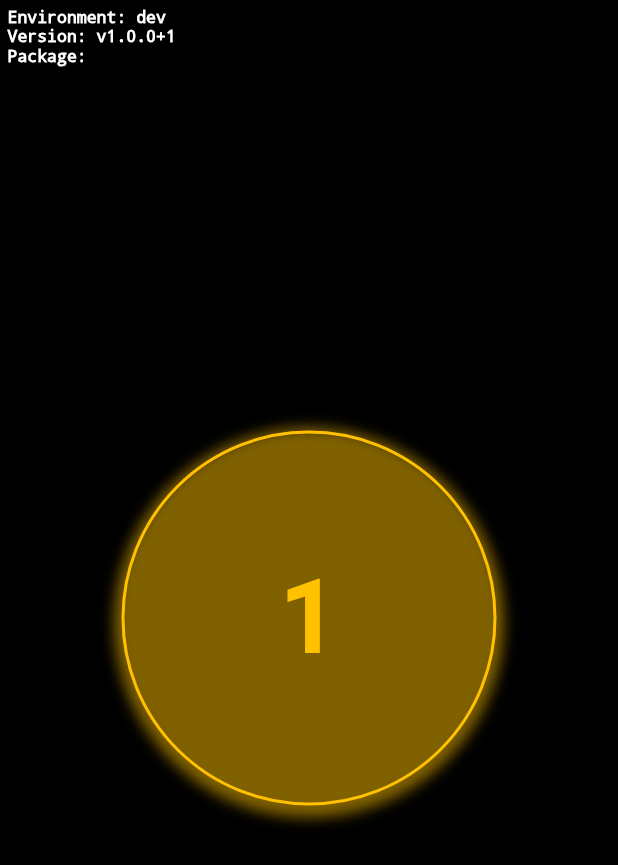
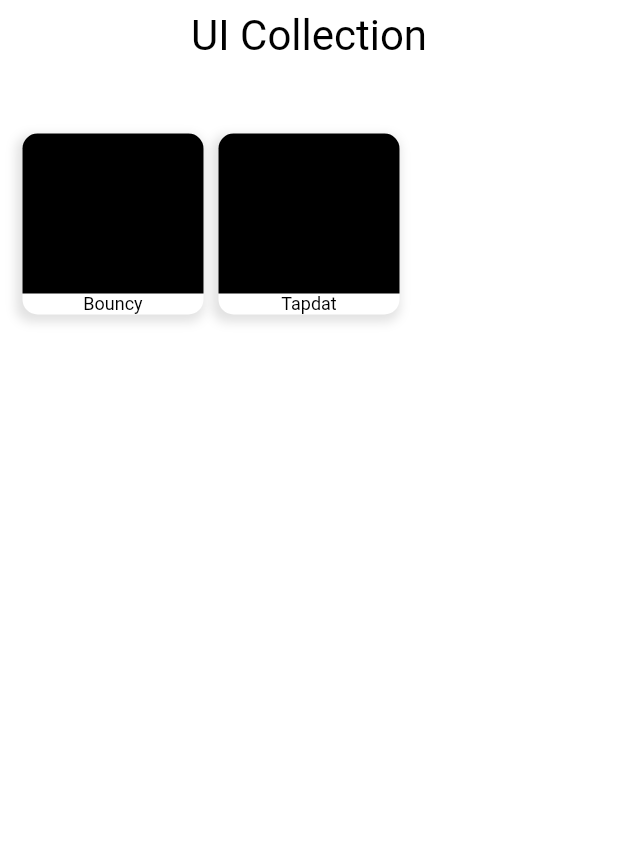
Before and after one commit to dotlenter/UI-Collection, a Flutter app: the screen it shows after launch, on a phone screen of 412 x 824 dp. Shown: the top 865 px of the screen. Run offline on Flutter 3.47's test engine with Material 2 defaults, Android fonts, the phone set to English and light mode, and no system bars; our stand-ins replace font_awesome_flutter, get_it, google_fonts, injectable, package_info, shared_preferences; Roboto replaces fonts that are missing (Staatliches).

Commit message:
Initial commit

```diff
--- a/lib/main.dart
+++ b/lib/main.dart
@@ -3,8 +3,8 @@ import 'package:flutter/services.dart';
 import 'package:get_it/get_it.dart';
 
 import 'app_config.dart';
-import 'modules/tap/pages/tap_page.dart';
-import 'widgets/debug_banner/debug_banner.dart';
+import 'modules/collection/pages/collection_page.dart';
+import 'widget/debug_banner/debug_banner.dart';
 
 class App extends StatefulWidget {
   const App({Key? key}) : super(key: key);
@@ -23,7 +23,7 @@ class _AppState extends State<App> {
       builder: (context, snapshot) {
         return MaterialApp(
           debugShowCheckedModeBanner: false,
-          home: const TapPage(),
+          home: const CollectionPage(),
           theme: ThemeData(
             primarySwatch: Colors.blue,
             visualDensity: VisualDensity.adaptivePlatformDensity,
@@ -51,8 +51,8 @@ class _AppState extends State<App> {
 
   Widget _buildDebugBanner(BuildContext context) {
     return const Positioned(
-      top: 5,
       left: 5,
+      bottom: 5,
       child: SafeArea(
         child: DebugBanner(),
       ),
--- /dev/null
+++ b/lib/modules/collection/pages/collection_page.dart
@@ -0,0 +1,151 @@
+import 'package:flutter/material.dart';
+import 'package:google_fonts/google_fonts.dart';
+import 'package:ui_collection/modules/tap/pages/tap_page.dart';
+import 'package:ui_collection/widget/bouncy/bouncy.dart';
+
+import '../../../widget/app_bar/common_app_bar.dart';
+
+class CollectionPage extends StatelessWidget {
+  const CollectionPage({Key? key}) : super(key: key);
+
+  @override
+  Widget build(BuildContext context) {
+    return Scaffold(
+      backgroundColor: Colors.white,
+      appBar: const CommonAppBar(
+        pageTitle: 'UI Collection',
+        centeredTitle: true,
+      ),
+      body: Column(
+        children: [
+          const SizedBox(height: 35),
+          Expanded(
+            child: GridView.count(
+              padding: const EdgeInsets.only(
+                left: 15,
+                right: 15,
+                top: 10,
+              ),
+              crossAxisCount: 3,
+              mainAxisSpacing: 10,
+              crossAxisSpacing: 10,
+              children: [
+                Bouncy(
+                  duration: const Duration(
+                    milliseconds: 100,
+                  ),
+                  onPressed: () {},
+                  child: Container(
+                    decoration: BoxDecoration(
+                      color: Colors.white,
+                      borderRadius: BorderRadius.circular(10),
+                      boxShadow: [
+                        BoxShadow(
+                          color: Colors.grey.withOpacity(0.3),
+                          spreadRadius: 2,
+                          blurRadius: 5,
+                          offset: const Offset(
+                            -2,
+                            3,
+                          ),
+                        ),
+                      ],
+                    ),
+                    child: Column(
+                      children: [
+                        Expanded(
+                          child: Container(
+                            decoration: const BoxDecoration(
+                              color: Colors.black,
+                              borderRadius: BorderRadius.only(
+                                topLeft: Radius.circular(10),
+                                topRight: Radius.circular(10),
+                              ),
+                            ),
+                          ),
+                        ),
+                        Row(
+                          children: [
+                            Expanded(
+                              child: Text(
+                                'Bouncy',
+                                textAlign: TextAlign.center,
+                                style: GoogleFonts.staatliches(
+                                  fontSize: 12,
+                                  color: Colors.black,
+                                ),
+                              ),
+                            ),
+                          ],
+                        ),
+                      ],
+                    ),
+                  ),
+                ),
+                Bouncy(
+                  duration: const Duration(
+                    milliseconds: 100,
+                  ),
+                  onPressed: () {
+                    Navigator.push(
+                      context,
+                      MaterialPageRoute(
+                        builder: (context) => const TapPage(),
+                      ),
+                    );
+                  },
+                  child: Container(
+                    decoration: BoxDecoration(
+                      color: Colors.white,
+                      borderRadius: BorderRadius.circular(10),
+                      boxShadow: [
+                        BoxShadow(
+                          color: Colors.grey.withOpacity(0.3),
+                          spreadRadius: 2,
+                          blurRadius: 5,
+                          offset: const Offset(
+                            -2,
+                            3,
+                          ),
+                        ),
+                      ],
+                    ),
+                    child: Column(
+                      children: [
+                        Expanded(
+                          child: Container(
+                            decoration: const BoxDecoration(
+                              color: Colors.black,
+                              borderRadius: BorderRadius.only(
+                                topLeft: Radius.circular(10),
+                                topRight: Radius.circular(10),
+                              ),
+                            ),
+                          ),
+                        ),
+                        Row(
+                          children: [
+                            Expanded(
+                              child: Text(
+                                'Tapdat',
+                                textAlign: TextAlign.center,
+                                style: GoogleFonts.staatliches(
+                                  fontSize: 12,
+                                  color: Colors.black,
+                                ),
+                              ),
+                            ),
+                          ],
+                        ),
+                      ],
+                    ),
+                  ),
+                ),
+              ],
+            ),
+          ),
+        ],
+      ),
+    );
+  }
+}
--- a/lib/modules/tap/pages/tap_page.dart
+++ b/lib/modules/tap/pages/tap_page.dart
@@ -2,9 +2,11 @@ import 'dart:async';
 import 'dart:math';
 
 import 'package:flutter/material.dart';
+import 'package:ui_collection/widget/app_bar/common_app_bar.dart';
+import 'package:ui_collection/widget/app_bar/common_app_bar_type.dart';
 
-import '../../../widgets/bouncy/bouncy.dart';
-import '../../../widgets/particle/particle.dart';
+import '../../../widget/bouncy/bouncy.dart';
+import '../../../widget/particle/particle.dart';
 
 class TapPage extends StatefulWidget {
   const TapPage({Key? key}) : super(key: key);
@@ -185,6 +187,10 @@ class _TapPageState extends State<TapPage> with SingleTickerProviderStateMixin {
   @override
   Widget build(BuildContext context) {
     return Scaffold(
+      appBar: const CommonAppBar(
+        pageTitle: 'Tapdat',
+        appBarType: CommonAppBarType.sub,
+      ),
       body: Container(
         key: _boxKey,
         child: Stack(
--- /dev/null
+++ b/lib/widget/app_bar/common_app_bar.dart
@@ -0,0 +1,67 @@
+import 'package:flutter/material.dart';
+import 'package:font_awesome_flutter/font_awesome_flutter.dart';
+import 'package:google_fonts/google_fonts.dart';
+import 'package:ui_collection/widget/app_bar/common_app_bar_type.dart';
+
+class CommonAppBar extends StatelessWidget implements PreferredSizeWidget {
+  final String pageTitle;
+  final List<Widget> actions;
+  final CommonAppBarType appBarType;
+  final bool centeredTitle;
+
+  const CommonAppBar({
+    Key? key,
+    this.actions = const [],
+    this.appBarType = CommonAppBarType.normal,
+    this.centeredTitle = false,
+    required this.pageTitle,
+  }) : super(key: key);
+
+  @override
+  Widget build(BuildContext context) {
+    return SafeArea(
+      child: Container(
+        height: double.infinity,
+        padding: const EdgeInsets.only(
+          left: 10,
+          right: 10,
+        ),
+        decoration: const BoxDecoration(
+          color: Colors.white,
+        ),
+        child: Row(
+          children: [
+            if (appBarType == CommonAppBarType.sub) ...[
+              GestureDetector(
+                onTap: () {
+                  Navigator.of(context).pop();
+                },
+                child: const Icon(
+                  FontAwesomeIcons.circleArrowLeft,
+                  size: 18,
+                ),
+              ),
+              const SizedBox(width: 10),
+            ],
+            Expanded(
+              child: Text(
+                pageTitle,
+                textAlign: centeredTitle ? TextAlign.center : TextAlign.start,
+                style: GoogleFonts.staatliches(
+                  color: Colors.black,
+                  fontWeight: FontWeight.w400,
+                  fontSize: 28,
+                  height: 1.29,
+                ),
+              ),
+            ),
+            ...actions,
+          ],
+        ),
+      ),
+    );
+  }
+
+  @override
+  Size get preferredSize => const Size.fromHeight(44);
+}
--- /dev/null
+++ b/lib/widget/app_bar/common_app_bar_type.dart
@@ -0,0 +1,4 @@
+enum CommonAppBarType {
+  normal,
+  sub,
+}
--- a/pubspec.yaml
+++ b/pubspec.yaml
@@ -15,6 +15,8 @@ dependencies:
   injectable: 1.5.3
   get_it: 7.2.0
   package_info: 2.0.2
+  google_fonts: 3.0.1
+  font_awesome_flutter: 10.1.0
   cupertino_icons: ^1.0.2
 
 dev_dependencies:
```
Also changed, not shown: lib/widget/bouncy/bouncy.dart (renamed from lib/widgets/bouncy/bouncy.dart), lib/widget/debug_banner/debug_banner.dart (renamed from lib/widgets/debug_banner/debug_banner.dart), lib/widget/particle/particle.dart (renamed from lib/widgets/particle/particle.dart), pubspec.lock.
